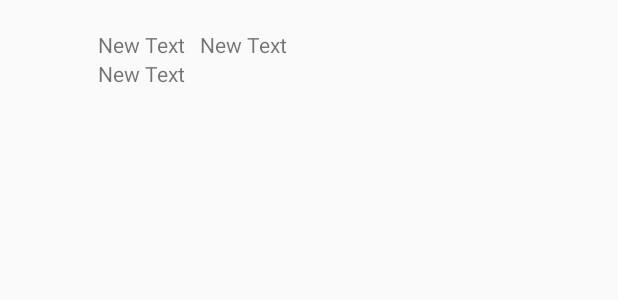
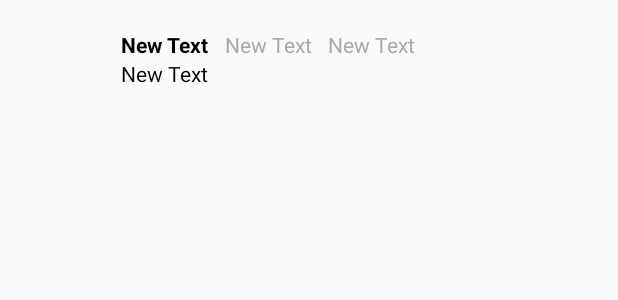
Before and after one commit to annechen112995/SimpleTwitter, an Android app: the layout item_tweet.xml on its own in the app's theme, with its tools: preview values and no code run, on a phone screen of 412 x 824 dp. Shown: the top 300 px of the screen. Run offline under Robolectric (Android 15) with nearby library versions, the phone set to English and light mode, and no system bars.

Commit message:
user profiles

```diff
--- a/app/src/main/AndroidManifest.xml
+++ b/app/src/main/AndroidManifest.xml
@@ -14,6 +14,7 @@
     <uses-permission android:name="android.permission.READ_EXTERNAL_STORAGE" />
 
     <application
+        android:debuggable="true"
         android:name=".TwitterApplication"
         android:allowBackup="true"
         android:icon="@mipmap/ic_twitter"
--- a/app/src/main/java/com/codepath/apps/mysimpletweets/TwitterClient.java
+++ b/app/src/main/java/com/codepath/apps/mysimpletweets/TwitterClient.java
@@ -82,7 +82,7 @@ public class TwitterClient extends OAuthBaseClient {
 	}
 
 	public void getNewUserInfo(String screenName, AsyncHttpResponseHandler handler) {
-		String apiUrl = getApiUrl("account/verify_credentials.json");
+		String apiUrl = getApiUrl("users/show.json");
 
 		RequestParams params = new RequestParams();
 		params.put("screen_name", screenName);
--- a/app/src/main/res/layout/activity_profile.xml
+++ b/app/src/main/res/layout/activity_profile.xml
@@ -32,6 +32,8 @@
             android:layout_height="wrap_content"
             android:layout_toRightOf="@id/ivProfileImage"
             android:text="Name"
+            android:textColor="@android:color/black"
+            android:textStyle="bold"
             android:textSize="16sp"/>
 
         <TextView
--- a/app/src/main/res/layout/item_tweet.xml
+++ b/app/src/main/res/layout/item_tweet.xml
@@ -8,8 +8,8 @@
     android:padding="10dp">
 
     <ImageView
-        android:layout_width="50dp"
-        android:layout_height="50dp"
+        android:layout_width="60dp"
+        android:layout_height="60dp"
         android:id="@+id/ivProfileImage"
         android:layout_alignParentTop="true"
         android:layout_alignParentLeft="true"
@@ -22,20 +22,26 @@
         android:layout_height="wrap_content"
         android:text="New Text"
         android:id="@+id/tvUsername"
-        android:layout_alignParentTop="true"
-        android:layout_toRightOf="@+id/ivProfileImage"
-        android:layout_toEndOf="@+id/ivProfileImage"
-        android:layout_marginTop="10dp" />
+        android:layout_alignTop="@+id/tvName"
+        android:layout_toRightOf="@+id/tvName"
+        android:layout_toEndOf="@+id/tvName"
+        android:layout_marginRight="5dp"
+        android:layout_marginLeft="5dp"
+        android:textColor="@android:color/darker_gray"/>
 
     <TextView
         android:layout_width="wrap_content"
         android:layout_height="wrap_content"
         android:text="New Text"
         android:id="@+id/tvBody"
-        android:layout_below="@+id/tvUsername"
+        android:layout_alignBottom="@+id/ivProfileImage"
         android:layout_toRightOf="@+id/ivProfileImage"
         android:layout_toEndOf="@+id/ivProfileImage"
-        android:layout_alignBottom="@+id/ivProfileImage" />
+        android:layout_marginLeft="5dp"
+        android:layout_marginRight="5dp"
+        android:layout_marginBottom="5dp"
+        android:layout_below="@+id/tvName"
+        android:textColor="@android:color/black"/>
 
     <TextView
         android:layout_width="wrap_content"
@@ -45,5 +51,20 @@
         android:layout_alignTop="@+id/tvUsername"
         android:layout_toRightOf="@+id/tvUsername"
         android:layout_toEndOf="@+id/tvUsername"
-        android:layout_marginLeft="10dp" />
+        android:layout_marginLeft="5dp"
+        android:layout_marginRight="5dp"
+        android:textColor="@android:color/darker_gray"/>
+
+    <TextView
+        android:layout_width="wrap_content"
+        android:layout_height="wrap_content"
+        android:text="New Text"
+        android:id="@+id/tvName"
+        android:layout_alignTop="@+id/ivProfileImage"
+        android:layout_toRightOf="@+id/ivProfileImage"
+        android:layout_toEndOf="@+id/ivProfileImage"
+        android:layout_marginLeft="5dp"
+        android:layout_marginRight="5dp"
+        android:textStyle="bold"
+        android:textColor="@android:color/black"/>
 </RelativeLayout>
```
Also changed, not shown: app/build.gradle (+6 -3 lines), app/src/main/java/com/codepath/apps/mysimpletweets/ProfileActivity.java (+8 -6 lines), app/src/main/java/com/codepath/apps/mysimpletweets/TweetsArrayAdapter.java (+19 -19 lines).
